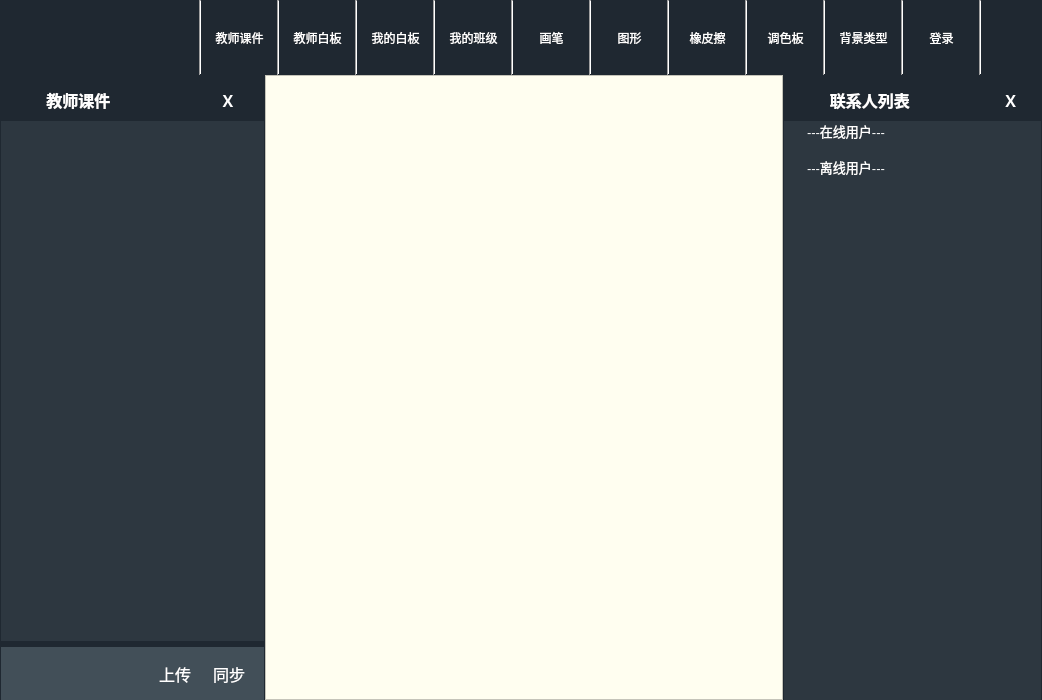
ideallx/serveree, file QtClassClient/mainwindow.ui: the form before one commit.
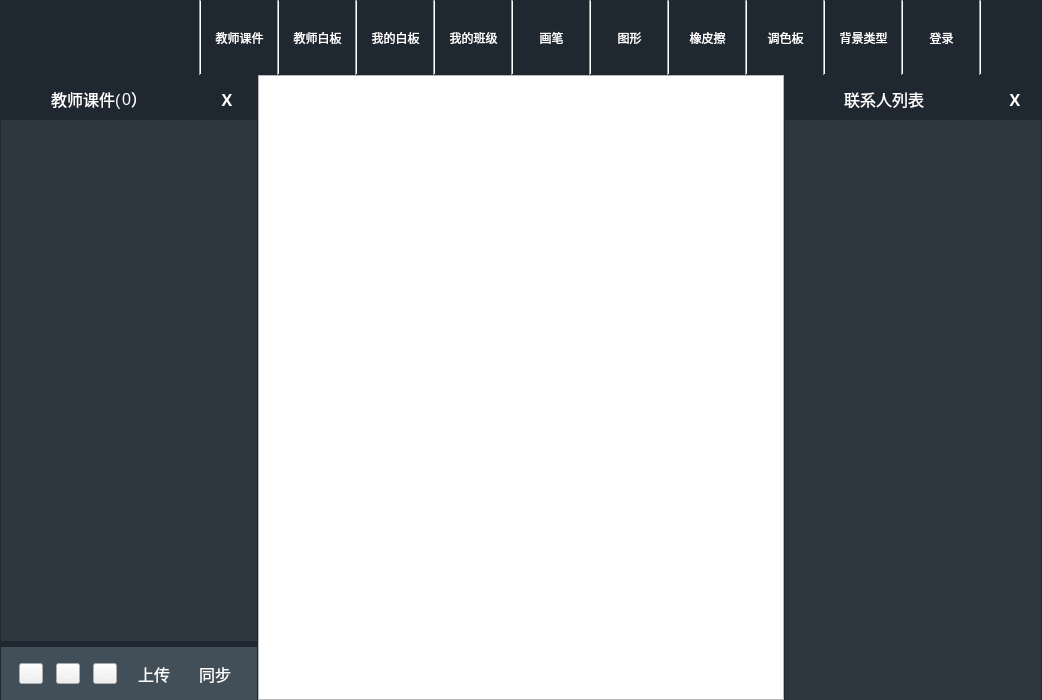
The form after the commit. Icons and pictures are not drawn. Custom widgets are drawn as their Qt base class.

```diff
--- a/QtClassClient/mainwindow.ui
+++ b/QtClassClient/mainwindow.ui
@@ -41,10 +41,13 @@
 	background-color: rgb(45, 55, 64);
 	padding-left: 20px;
 	padding-right: 20px;
-	alternate-background-color: yellow;
 	border:none
 }
 
+QListView::item:selected, QListView::item:hover{
+	background: rgb(66, 79, 88);
+}
+
 QGroupBox {
 	background-color: rgb(31, 40, 49);
 	border: none;
@@ -62,6 +65,56 @@
 QToolButton {
 	color: rgb(255, 255, 255);
 }
+
+MyView {
+	background-color: rgb(255, 254, 240);
+}
+
+QLabel {
+	color: white;
+}
+
+QListWidget:item {
+	height: 33;
+}
+
+QScrollBar:vertical {
+	border-radius: 5px;
+    background: rgb(69, 77, 80);
+    width: 12px;
+    margin: 22px 0 22px 0;
+}
+QScrollBar::handle:vertical {
+	border-radius: 5px;
+    background: rgb(26, 29, 34);
+    min-height: 20px;
+}
+QScrollBar::add-line:vertical {
+	border-radius: 5px;
+    background: rgb(45, 55, 64);
+    height: 20px;
+    subcontrol-position: bottom;
+    subcontrol-origin: margin;
+}
+
+QScrollBar::sub-line:vertical {
+	border-radius: 5px;
+    background: rgb(45, 55, 64);
+    height: 20px;
+    subcontrol-position: top;
+    subcontrol-origin: margin;
+}
+QScrollBar::up-arrow:vertical, QScrollBar::down-arrow:vertical {
+	border-radius: 5px;
+    width: 3px;
+    height: 3px;
+    background: white;
+}
+
+QScrollBar::add-page:vertical, QScrollBar::sub-page:vertical {
+	border-radius: 5px;
+    background: none;
+}
 </string>
   </property>
   <widget class="QWidget" name="centralWidget">
@@ -760,6 +813,73 @@
           <number>0</number>
          </property>
          <item>
+          <layout class="QHBoxLayout" name="horizontalLayout_5">
+           <property name="spacing">
+            <number>0</number>
+           </property>
+           <item>
+            <spacer name="horizontalSpacer_4">
+             <property name="orientation">
+              <enum>Qt::Horizontal</enum>
+             </property>
+             <property name="sizeHint" stdset="0">
+              <size>
+               <width>40</width>
+               <height>20</height>
+              </size>
+             </property>
+            </spacer>
+           </item>
+           <item>
+            <widget class="QLabel" name="label">
+             <property name="font">
+              <font>
+               <pointsize>12</pointsize>
+              </font>
+             </property>
+             <property name="text">
+              <string>教师课件(</string>
+             </property>
+            </widget>
+           </item>
+           <item>
+            <widget class="QLabel" name="lbWareCount">
+             <property name="font">
+              <font>
+               <pointsize>12</pointsize>
+              </font>
+             </property>
+             <property name="text">
+              <string>0</string>
+             </property>
+            </widget>
+           </item>
+           <item>
+            <widget class="QLabel" name="label_3">
+             <property name="font">
+              <font>
+               <pointsize>12</pointsize>
+              </font>
+             </property>
+             <property name="text">
+              <string>）</string>
+             </property>
+            </widget>
+           </item>
+           <item>
+            <spacer name="horizontalSpacer">
+             <property name="orientation">
+              <enum>Qt::Horizontal</enum>
+             </property>
+             <property name="sizeHint" stdset="0">
+              <size>
+               <width>40</width>
+               <height>20</height>
+              </size>
+             </property>
+            </spacer>
+           </item>
+           <item>
           <widget class="QToolButton" name="tbExitWare">
            <property name="font">
             <font>
@@ -770,10 +890,10 @@
             </font>
            </property>
            <property name="styleSheet">
-            <string notr="true">color: rgb(255, 255, 255);</string>
+              <string notr="true"/>
            </property>
            <property name="text">
-            <string>         教师课件                           X    </string>
+              <string>    X    </string>
            </property>
            <property name="toolButtonStyle">
             <enum>Qt::ToolButtonTextBesideIcon</enum>
@@ -786,8 +906,16 @@
            </property>
           </widget>
          </item>
+          </layout>
+         </item>
          <item>
-          <widget class="QListWidget" name="lsWare"/>
+          <widget class="QListWidget" name="lsWare">
+           <property name="font">
+            <font>
+             <pointsize>9</pointsize>
+            </font>
+           </property>
+          </widget>
          </item>
          <item>
           <widget class="QGroupBox" name="gbWareCtrl">
@@ -796,17 +924,58 @@
            </property>
            <layout class="QHBoxLayout" name="horizontalLayout_3">
             <item>
-             <spacer name="horizontalSpacer">
-              <property name="orientation">
-               <enum>Qt::Horizontal</enum>
+             <widget class="QToolButton" name="tbPrev">
+              <property name="text">
+               <string>...</string>
               </property>
-              <property name="sizeHint" stdset="0">
+              <property name="icon">
+               <iconset resource="ui.qrc">
+                <normaloff>:/icon/ui/icon/prev.png</normaloff>:/icon/ui/icon/prev.png</iconset>
+              </property>
+              <property name="iconSize">
                <size>
-                <width>139</width>
-                <height>20</height>
+                <width>40</width>
+                <height>40</height>
                </size>
               </property>
-             </spacer>
+             </widget>
+            </item>
+            <item>
+             <widget class="QToolButton" name="tbStart">
+              <property name="text">
+               <string>...</string>
+              </property>
+              <property name="icon">
+               <iconset resource="ui.qrc">
+                <normaloff>:/icon/ui/icon/start.png</normaloff>:/icon/ui/icon/start.png</iconset>
+              </property>
+              <property name="iconSize">
+               <size>
+                <width>40</width>
+                <height>40</height>
+               </size>
+              </property>
+             </widget>
+            </item>
+            <item>
+             <widget class="QToolButton" name="tbNext">
+              <property name="text">
+               <string>...</string>
+              </property>
+              <property name="icon">
+               <iconset resource="ui.qrc">
+                <normaloff>:/icon/ui/icon/next.png</normaloff>:/icon/ui/icon/next.png</iconset>
+              </property>
+              <property name="iconSize">
+               <size>
+                <width>40</width>
+                <height>40</height>
+               </size>
+              </property>
+              <property name="autoRaise">
+               <bool>false</bool>
+              </property>
+             </widget>
             </item>
             <item>
              <widget class="QToolButton" name="tbUpload">
@@ -856,7 +1025,7 @@
          <cursorShape>CrossCursor</cursorShape>
         </property>
         <property name="styleSheet">
-         <string notr="true">background-color: rgb(255, 254, 240)</string>
+         <string notr="true"/>
         </property>
        </widget>
       </item>
@@ -891,6 +1060,46 @@
           <number>0</number>
          </property>
          <item>
+          <layout class="QHBoxLayout" name="horizontalLayout_6">
+           <item>
+            <spacer name="horizontalSpacer_3">
+             <property name="orientation">
+              <enum>Qt::Horizontal</enum>
+             </property>
+             <property name="sizeHint" stdset="0">
+              <size>
+               <width>40</width>
+               <height>20</height>
+              </size>
+             </property>
+            </spacer>
+           </item>
+           <item>
+            <widget class="QLabel" name="label_2">
+             <property name="font">
+              <font>
+               <pointsize>12</pointsize>
+              </font>
+             </property>
+             <property name="text">
+              <string>联系人列表</string>
+             </property>
+            </widget>
+           </item>
+           <item>
+            <spacer name="horizontalSpacer_2">
+             <property name="orientation">
+              <enum>Qt::Horizontal</enum>
+             </property>
+             <property name="sizeHint" stdset="0">
+              <size>
+               <width>40</width>
+               <height>20</height>
+              </size>
+             </property>
+            </spacer>
+           </item>
+           <item>
           <widget class="QToolButton" name="btClassInfo">
            <property name="font">
             <font>
@@ -904,7 +1113,7 @@
             <string notr="true"/>
            </property>
            <property name="text">
-            <string>         联系人列表                       X    </string>
+              <string>   X   </string>
            </property>
            <property name="toolButtonStyle">
             <enum>Qt::ToolButtonTextBesideIcon</enum>
@@ -916,6 +1125,8 @@
             <enum>Qt::NoArrow</enum>
            </property>
           </widget>
+           </item>
+          </layout>
          </item>
          <item>
           <widget class="CUserListWidget" name="listWidget">
@@ -942,16 +1153,6 @@
            <property name="uniformItemSizes">
             <bool>true</bool>
            </property>
-           <item>
-            <property name="text">
-             <string>---在线用户---</string>
-            </property>
-           </item>
-           <item>
-            <property name="text">
-             <string>---离线用户---</string>
-            </property>
-           </item>
           </widget>
          </item>
         </layout>
```
Left out of the diff: 22 changed lines with no effect on the pictures. Lines whose indentation alone changed are shown as unchanged.
